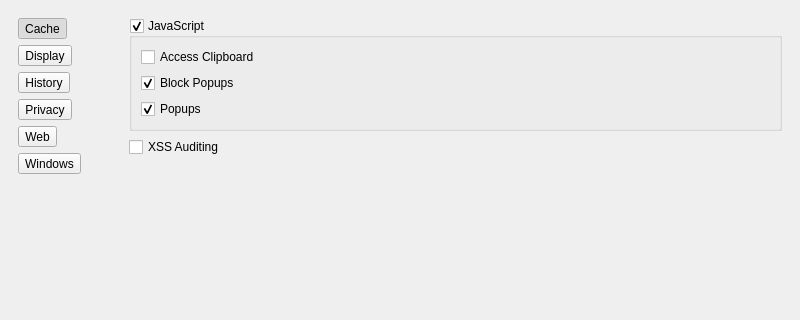
The window that 2.x/UI/dooble_settings.ui (textbrowser/dooble) describes before a commit, drawn with Qt 5; both pictures show x 0 to 800 and y 0 to 320 of the 800 by 700 pixel window.
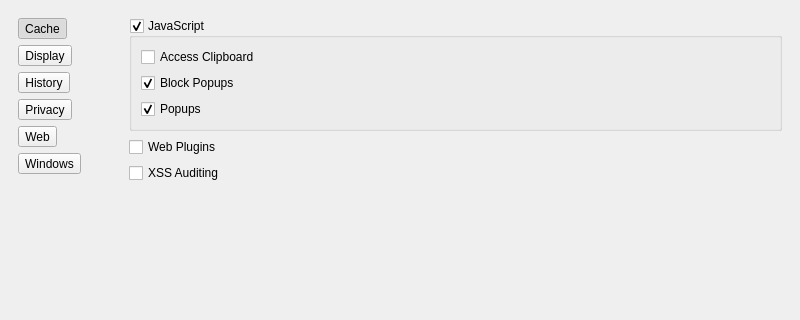
The same window after the commit. The open tabs and pages were chosen to show the change. Icons and pictures are not drawn.

```diff
--- a/2.x/UI/dooble_settings.ui
+++ b/2.x/UI/dooble_settings.ui
@@ -1043,6 +1043,13 @@
             </layout>
            </widget>
           </item>
+          <item>
+           <widget class="QCheckBox" name="web_plugins">
+            <property name="text">
+             <string>Web Plugins</string>
+            </property>
+           </widget>
+          </item>
           <item>
            <widget class="QCheckBox" name="xss_auditing">
             <property name="text">
```
Left out of the diff: 1 changed line with no effect on the pictures.
